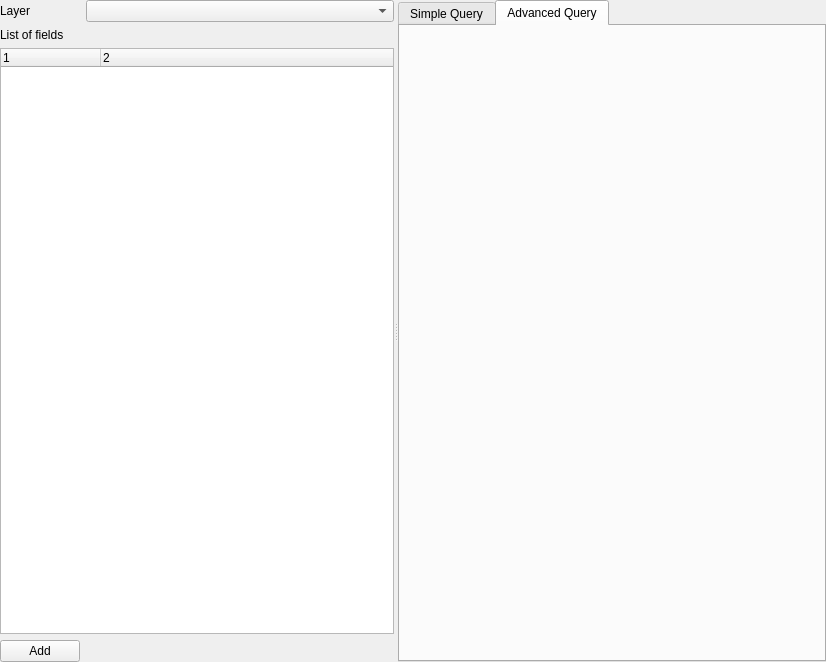
Qt form qquake/ui/cql_filter_builder.ui (INGV/qquake) before a commit.
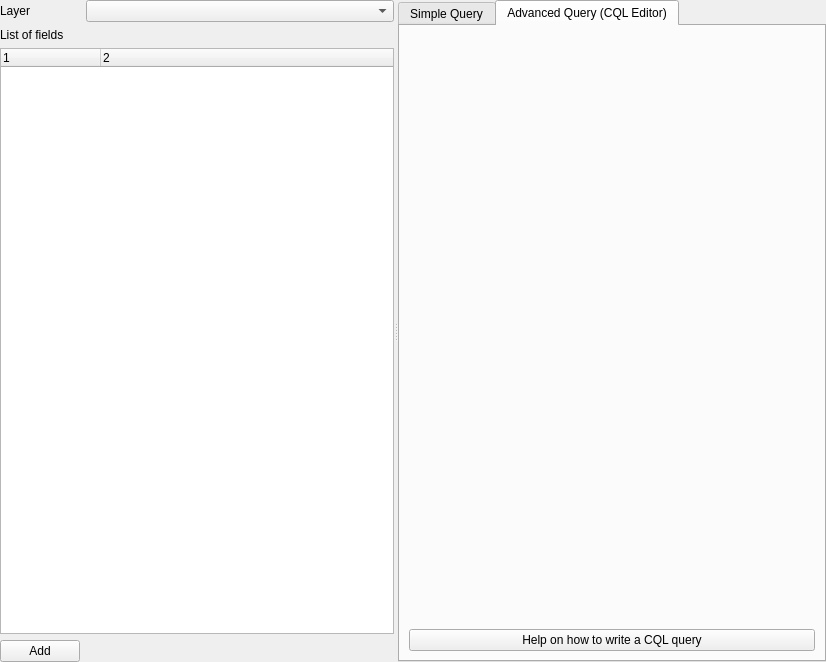
The same form after that commit. The open tabs and pages were chosen to show the change. Custom widgets are drawn as their Qt base class.

Commit message:
CQL Dialog tweaks
Fixes #44

```diff
--- a/qquake/ui/cql_filter_builder.ui
+++ b/qquake/ui/cql_filter_builder.ui
@@ -31,7 +31,7 @@
      <property name="orientation">
       <enum>Qt::Horizontal</enum>
      </property>
-     <widget class="QWidget" name="">
+     <widget class="QWidget" name="layoutWidget">
       <layout class="QGridLayout" name="gridLayout" columnstretch="0,1">
        <item row="1" column="0" colspan="2">
         <widget class="QLabel" name="label_fields">
@@ -83,7 +83,7 @@
       <property name="currentIndex">
        <number>0</number>
       </property>
-      <widget class="QWidget" name="">
+      <widget class="QWidget" name="widget">
        <attribute name="title">
         <string>Simple Query</string>
        </attribute>
@@ -122,12 +122,19 @@
       </widget>
       <widget class="QWidget" name="tab_2">
        <attribute name="title">
-        <string>Advanced Query</string>
+        <string>Advanced Query (CQL Editor)</string>
        </attribute>
        <layout class="QVBoxLayout" name="verticalLayout_3">
         <item>
          <widget class="QgsCodeEditorSQL" name="sql_editor_widget" native="true"/>
         </item>
+        <item>
+         <widget class="QPushButton" name="cql_help_button">
+          <property name="text">
+           <string>Help on how to write a CQL query</string>
+          </property>
+         </widget>
+        </item>
        </layout>
       </widget>
      </widget>
```
The commit also changes 1 other file.
